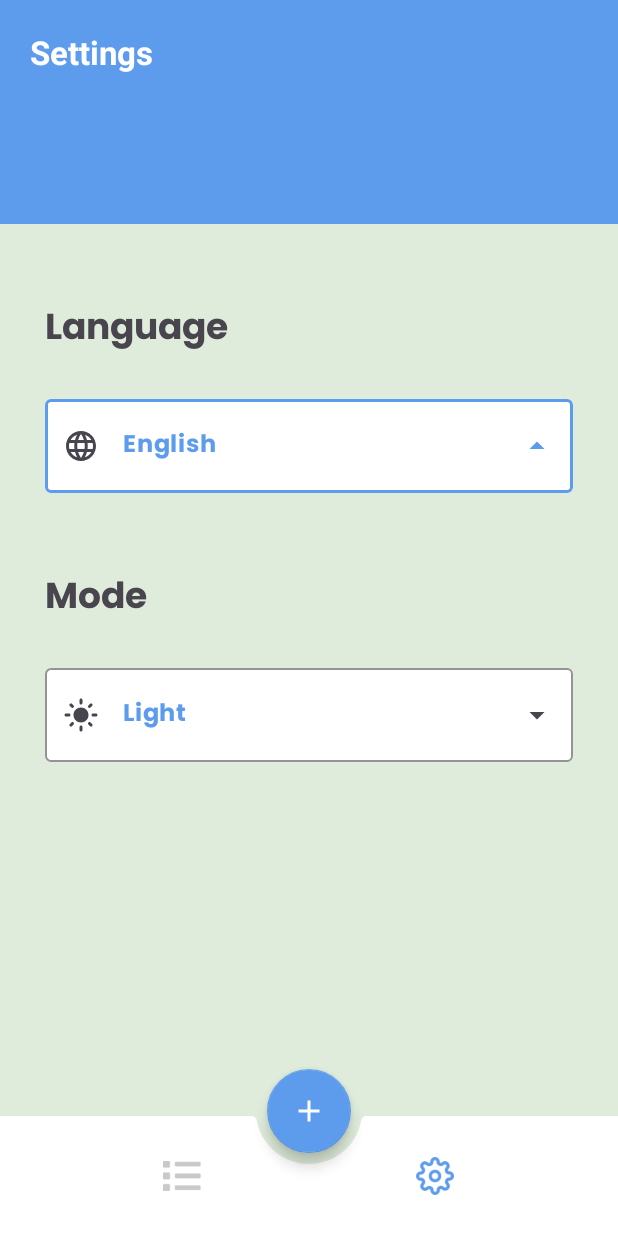
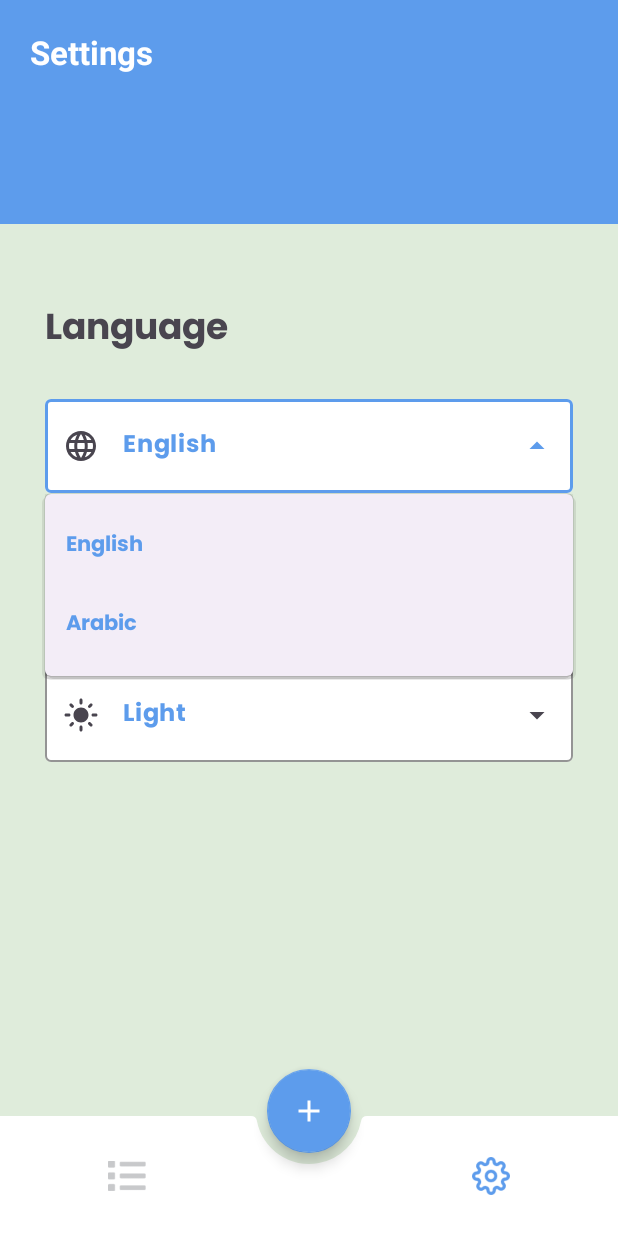
Before and after one commit to abdullah-aboalsaud/ToDoApp, an Android app: the SettingFragment screen opened through its navigation route, after a tap on an icon or button, on a phone screen of 412 x 824 dp. Run offline under Robolectric (Android 15) with nearby library versions, the phone set to English and light mode, and no system bars; our stand-ins replace Room's generated code, navigation-ui, sdp/ssp sizes; libraries missing offline, so code that uses them is left out: com.prolificinteractive.materialcalendarview; 2 statements that could not run were skipped; 1 other tap on this screen came first.

Commit message:
add: initAdapter for language and mode. add: onModeTvClick

```diff
--- a/app/src/main/java/com/example/todoapp/ui/fragments/SettingFragment.kt
+++ b/app/src/main/java/com/example/todoapp/ui/fragments/SettingFragment.kt
@@ -6,12 +6,14 @@ import android.os.Bundle
 import android.view.LayoutInflater
 import android.view.View
 import android.view.ViewGroup
+import android.widget.ArrayAdapter
 import com.example.todoapp.R
 import com.example.todoapp.base.BaseFragment
 import com.example.todoapp.databinding.FragmentSettingBinding
 import com.example.todoapp.utils.DARK
 import com.example.todoapp.utils.ENGLISH_CODE
 import com.example.todoapp.utils.LIGHT
+import com.example.todoapp.utils.applyModeChange
 import com.example.todoapp.utils.getCurrentDeviceLanguageCode
 import com.example.todoapp.utils.showBottomAppBarViews
 import com.example.todoapp.utils.showToolbarSettingTitle
@@ -30,8 +32,41 @@ class SettingFragment : BaseFragment<FragmentSettingBinding>() {
         setInitialLanguageState()
         setInitialModeState()
 
+        initLanguageTvAdapter()
+        initModeTvAdapter()
+
+        onLanguageTvClick()
+        onModeTvClick()
 
     }
+
+    private fun onModeTvClick() {
+        binding.autoCompleteTVModes.setOnItemClickListener { adapterView, view, position, id ->
+            val selectedMode = adapterView.getItemAtPosition(position).toString()
+            binding.autoCompleteTVModes.setText(selectedMode)
+            val isDark = (selectedMode == getString(R.string.dark))
+            applyModeChange(isDark)
+        }
+    }
+
+
+
+    private fun onLanguageTvClick() {
+
+    }
+
+    private fun initLanguageTvAdapter() {
+        val languages = resources.getStringArray(R.array.languages).toList()
+        val languagesAdapter = ArrayAdapter(requireContext(), R.layout.drop_down_item, languages)
+        binding.autoCompleteTVLanguages.setAdapter(languagesAdapter)
+    }
+
+    private fun initModeTvAdapter() {
+        val modes = resources.getStringArray(R.array.modes).toList()
+        val modesAdapter = ArrayAdapter(requireContext(), R.layout.drop_down_item, modes)
+        binding.autoCompleteTVModes.setAdapter(modesAdapter)
+    }
+
 
     private fun setInitialModeState() {
         val currentMode = resources.configuration.uiMode and UI_MODE_NIGHT_MASK
@@ -46,9 +81,9 @@ class SettingFragment : BaseFragment<FragmentSettingBinding>() {
     }
 
     private fun changeModeIcon(mode: String) {
-        if (mode == LIGHT){
+        if (mode == LIGHT) {
             binding.modeTil.setStartIconDrawable(R.drawable.ic_light_mode)
-        }else{
+        } else {
             binding.modeTil.setStartIconDrawable(R.drawable.ic_dark)
         }
     }
--- a/app/src/main/java/com/example/todoapp/utils/utils.kt
+++ b/app/src/main/java/com/example/todoapp/utils/utils.kt
@@ -1,7 +1,15 @@
 package com.example.todoapp.utils
 
 import android.content.Context
+import androidx.appcompat.app.AppCompatDelegate
 
 fun getCurrentDeviceLanguageCode(context: Context):String{
     return context.resources.configuration.locales[0].language
 }
+
+fun applyModeChange(isDark: Boolean) {
+    if (isDark)
+        AppCompatDelegate.setDefaultNightMode(AppCompatDelegate.MODE_NIGHT_YES)
+    else
+        AppCompatDelegate.setDefaultNightMode(AppCompatDelegate.MODE_NIGHT_NO)
+}
--- /dev/null
+++ b/app/src/main/res/layout/drop_down_item.xml
@@ -0,0 +1,9 @@
+<?xml version="1.0" encoding="utf-8"?>
+<TextView xmlns:android="http://schemas.android.com/apk/res/android"
+    xmlns:tools="http://schemas.android.com/tools"
+    android:layout_width="match_parent"
+    android:layout_height="match_parent"
+    android:fontFamily="@font/poppins_bold"
+    android:padding="14dp"
+    android:textColor="@color/blue"
+    tools:text="English" />
--- a/app/src/main/res/menu/nav_menu.xml
+++ b/app/src/main/res/menu/nav_menu.xml
@@ -8,6 +8,10 @@
         android:title="@string/tasks"
         app:showAsAction="always" />
     <item
+        android:id="@+id/blank"
+        android:title=""
+        app:showAsAction="never" />
+    <item
         android:id="@+id/settingFragment"
         android:icon="@drawable/ic_settings"
         android:title="@string/settings"
--- a/app/src/main/res/values/strings.xml
+++ b/app/src/main/res/values/strings.xml
@@ -33,8 +33,7 @@
     </string-array>
 
     <string name="task_added_successfully">Task Added Successfully</string>
-    <string name="ok">ok</string>
-    <!-- TODO: Remove or change this placeholder text -->
-    <string name="hello_blank_fragment">Hello blank fragment</string>
+    <string name="ok">OK</string>
+
 
 </resources>
```
Also changed, not shown: 1 other file.
